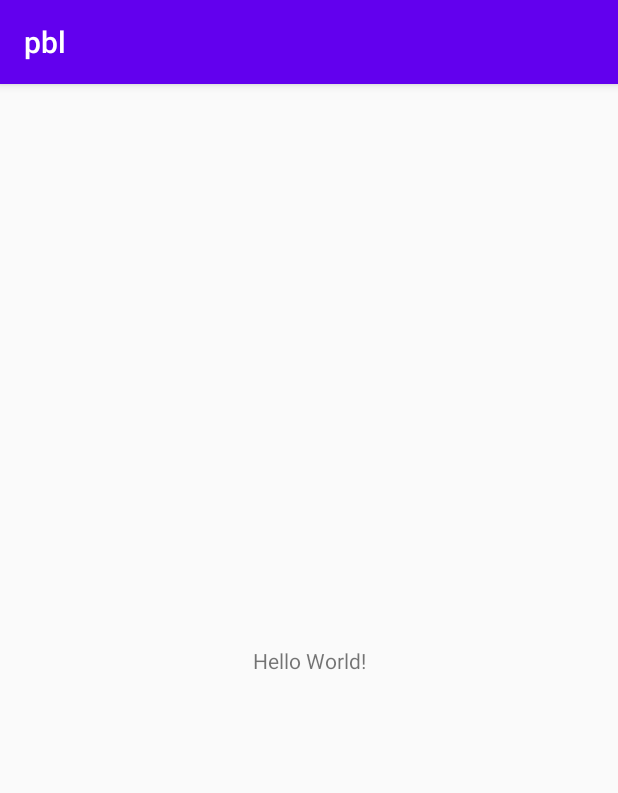
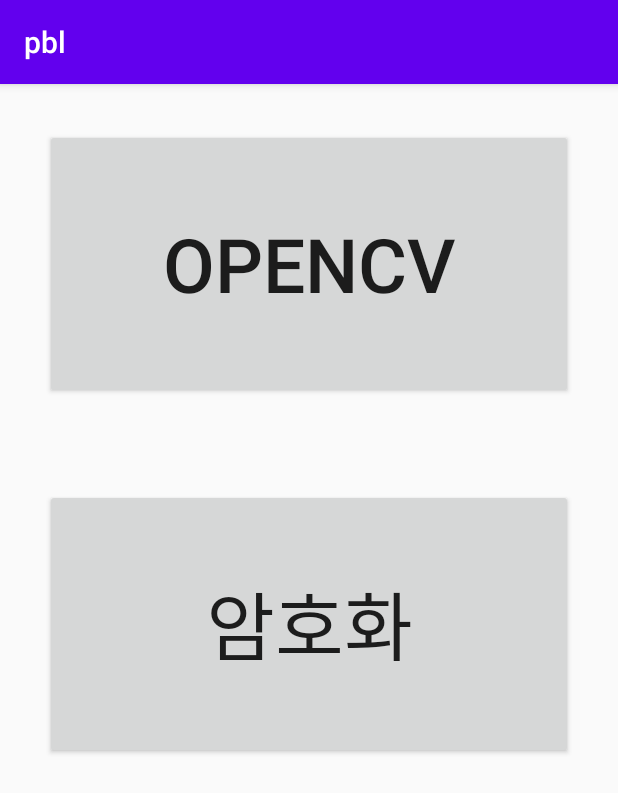
Before and after one commit to MinYoung-Lim/ADI, an Android app: the screen it shows after launch (MainActivity), on a phone screen of 412 x 824 dp. Shown: the top 793 px of the screen. Run offline under Robolectric (Android 15) with nearby library versions, the phone set to English and light mode, and no system bars.

Commit message:
OpenCV, 암호화 버튼 추가 -> 화면전환 가능하게 함

```diff
--- a/app/src/main/AndroidManifest.xml
+++ b/app/src/main/AndroidManifest.xml
@@ -9,6 +9,8 @@
         android:roundIcon="@mipmap/ic_launcher_round"
         android:supportsRtl="true"
         android:theme="@style/AppTheme">
+        <activity android:name=".Encrypt_MainActivity"></activity>
+        <activity android:name=".Opencv_MainActivity" />
         <activity android:name=".MainActivity">
             <intent-filter>
                 <action android:name="android.intent.action.MAIN" />
--- a/app/src/main/java/com/adoublei/pbl/MainActivity.java
+++ b/app/src/main/java/com/adoublei/pbl/MainActivity.java
@@ -2,13 +2,40 @@
 
 import androidx.appcompat.app.AppCompatActivity;
 
+import android.content.Intent;
 import android.os.Bundle;
+import android.view.View;
+import android.widget.Button;
 
 public class MainActivity extends AppCompatActivity {
+
+    Button btn_opencv;
+    Button btn_encrypt;
 
     @Override
     protected void onCreate(Bundle savedInstanceState) {
         super.onCreate(savedInstanceState);
         setContentView(R.layout.activity_main);
+
+        btn_opencv = findViewById(R.id.btn_opencv);
+        btn_encrypt = findViewById(R.id.btn_encrypt);
+
+        btn_opencv.setOnClickListener(new View.OnClickListener() {  // OpenCV화면으로 이동
+            @Override
+            public void onClick(View view) {
+                Intent intent = new Intent(MainActivity.this, Opencv_MainActivity.class);
+                startActivity(intent);
+            }
+        });
+
+        btn_encrypt.setOnClickListener(new View.OnClickListener() {  // 암호화화면으로 이동
+            @Override
+            public void onClick(View view) {
+                Intent intent = new Intent(MainActivity.this, Encrypt_MainActivity.class);
+                startActivity(intent);
+            }
+        });
+
+
     }
 }
--- a/app/src/main/res/layout/activity_main.xml
+++ b/app/src/main/res/layout/activity_main.xml
@@ -1,18 +1,27 @@
 <?xml version="1.0" encoding="utf-8"?>
-<androidx.constraintlayout.widget.ConstraintLayout xmlns:android="http://schemas.android.com/apk/res/android"
+<LinearLayout xmlns:android="http://schemas.android.com/apk/res/android"
     xmlns:app="http://schemas.android.com/apk/res-auto"
     xmlns:tools="http://schemas.android.com/tools"
     android:layout_width="match_parent"
     android:layout_height="match_parent"
+    android:orientation="vertical"
     tools:context=".MainActivity">
 
-    <TextView
-        android:layout_width="wrap_content"
-        android:layout_height="wrap_content"
-        android:text="Hello World!"
-        app:layout_constraintBottom_toBottomOf="parent"
-        app:layout_constraintLeft_toLeftOf="parent"
-        app:layout_constraintRight_toRightOf="parent"
-        app:layout_constraintTop_toTopOf="parent" />
+    <Button
+        android:id="@+id/btn_opencv"
+        android:layout_margin="30dp"
+        android:layout_width="match_parent"
+        android:layout_height="180dp"
+        android:textSize="50sp"
+        android:text="OpenCV" />
 
-</androidx.constraintlayout.widget.ConstraintLayout>
+    <Button
+        android:id="@+id/btn_encrypt"
+        android:layout_margin="30dp"
+        android:layout_width="match_parent"
+        android:layout_height="180dp"
+        android:textSize="50sp"
+        android:text="암호화" />
+
+
+</LinearLayout>
```
Also changed, not shown: app/src/main/java/com/adoublei/pbl/Encrypt_MainActivity.java (added, +14 -0 lines), app/src/main/java/com/adoublei/pbl/Opencv_MainActivity.java (added, +14 -0 lines), app/src/main/res/layout/activity_encrypt__main.xml (added, +15 -0 lines), app/src/main/res/layout/activity_opencv__main.xml (added, +15 -0 lines).
